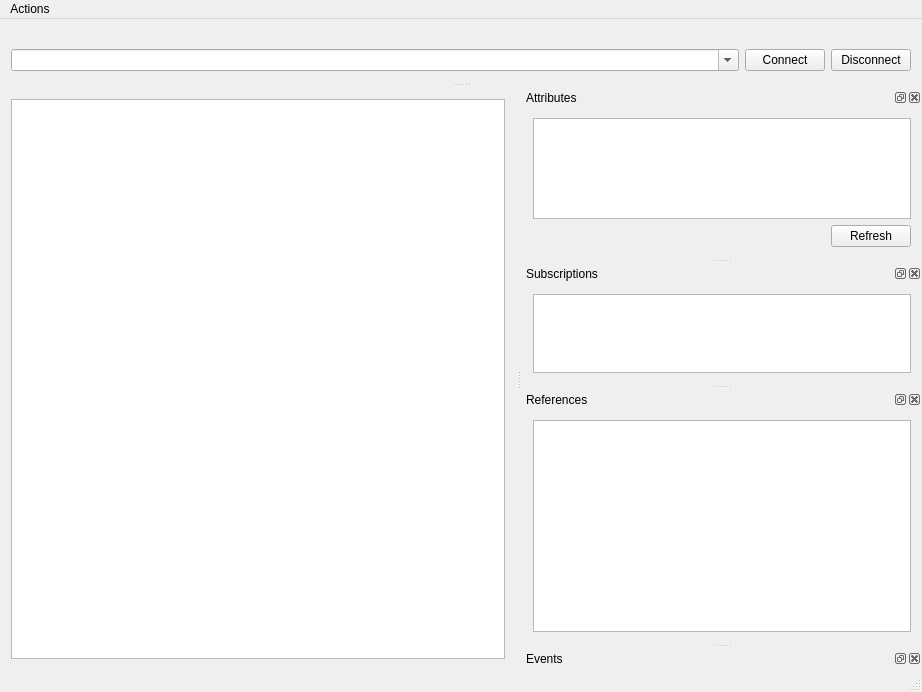
FreeOpcUa/opcua-client-gui, file freeopcuaclient/mainwindow_ui.ui: the form before one commit.
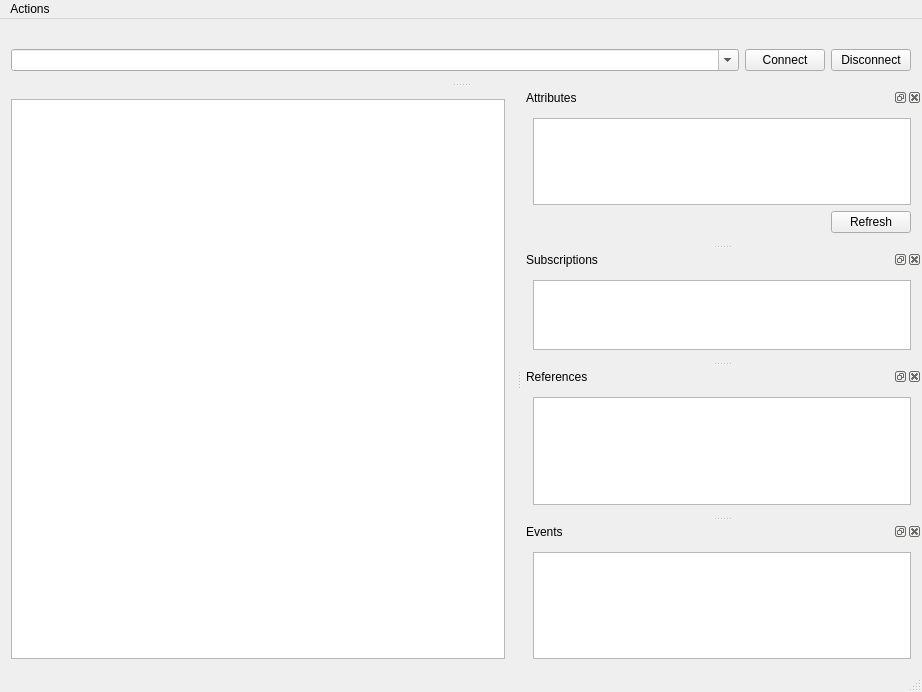
The form after the commit. Icons and pictures are not drawn.

Patch:
```diff
--- a/freeopcuaclient/mainwindow_ui.ui
+++ b/freeopcuaclient/mainwindow_ui.ui
@@ -276,7 +276,13 @@
    <attribute name="dockWidgetArea">
     <number>2</number>
    </attribute>
-   <widget class="QWidget" name="dockWidgetContents_5"/>
+   <widget class="QWidget" name="dockWidgetContents_5">
+    <layout class="QGridLayout" name="gridLayout_5">
+     <item row="0" column="0">
+      <widget class="QListView" name="evView"/>
+     </item>
+    </layout>
+   </widget>
   </widget>
   <action name="actionConnect">
    <property name="text">
```
